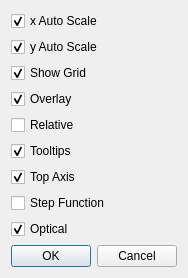
radio-astro/casa, file code/display/QtPlotter/QtProfilePrefsGUI.ui: the form before one commit.
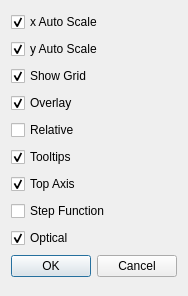
The form after the commit.

Diff of the .ui file:
```diff
--- a/code/display/QtPlotter/QtProfilePrefsGUI.ui
+++ b/code/display/QtPlotter/QtProfilePrefsGUI.ui
@@ -6,8 +6,8 @@
    <rect>
     <x>0</x>
     <y>0</y>
-    <width>173</width>
-    <height>251</height>
+    <width>178</width>
+    <height>296</height>
    </rect>
   </property>
   <property name="windowTitle">
```
